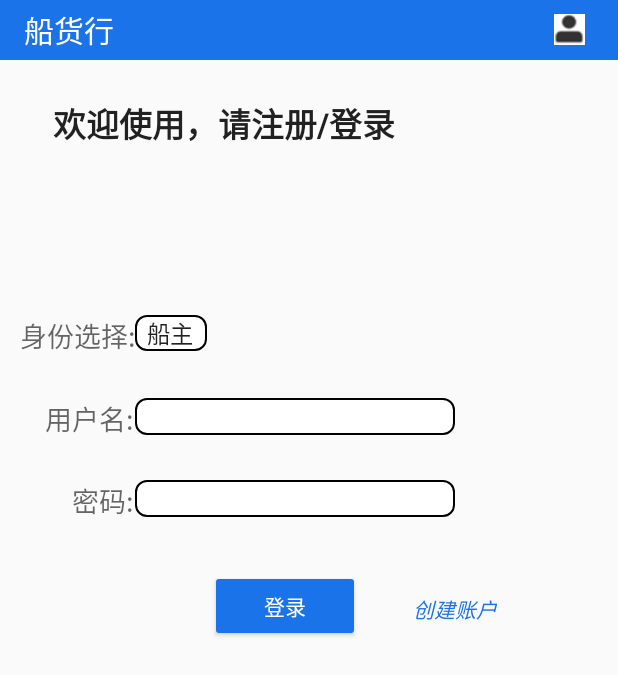
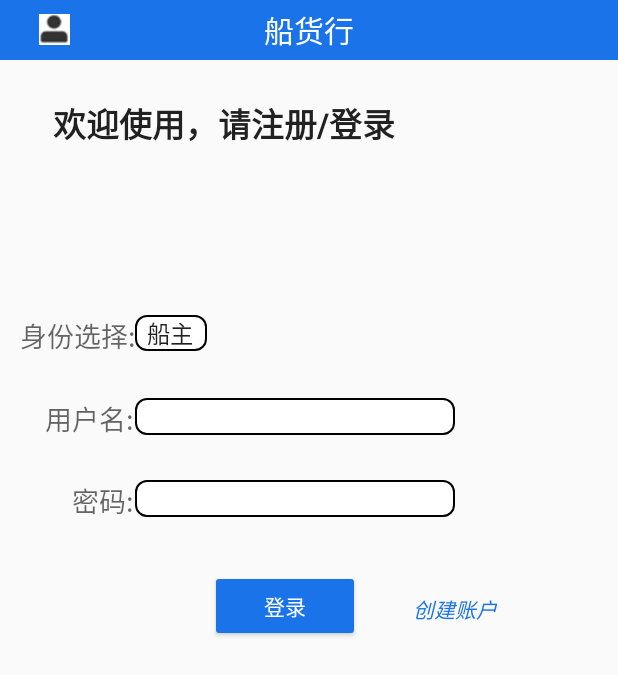
Before and after one commit to codejoker-c/water-transport-research, an Android app: the screen it shows after launch (MainActivity), on a phone screen of 412 x 824 dp. Shown: the top 675 px of the screen. Run offline under Robolectric (Android 15) with nearby library versions, the phone set to English and light mode, and no system bars; our stand-ins replace Room's generated code; libraries missing offline, so code that uses them is left out: com.chaquo.python.

Commit message:
改了标题头

```diff
--- a/HelloWorld/app/build.gradle
+++ b/HelloWorld/app/build.gradle
@@ -22,8 +22,8 @@ android {
         }
         python {
             // 指定python路径
-            buildPython "D:/Python/python.exe" //lz
-            //buildPython "E:\\python39\\python.exe" //cym
+            //buildPython "D:/Python/python.exe" //lz
+            buildPython "E:\\python39\\python.exe" //cym
 
             pip{
                 install "numpy"
--- a/HelloWorld/app/src/main/res/layout/activity_info_desc.xml
+++ b/HelloWorld/app/src/main/res/layout/activity_info_desc.xml
@@ -7,6 +7,7 @@
     tools:context=".InfoDesc">
 
     <include layout="@layout/main_titlebar"/>
+
     <TextView
         android:layout_width="match_parent"
         android:layout_height="wrap_content"
--- a/HelloWorld/app/src/main/res/layout/activity_main.xml
+++ b/HelloWorld/app/src/main/res/layout/activity_main.xml
@@ -7,7 +7,7 @@
     tools:context=".MainActivity"
     >
 
-    <include layout="@layout/main_titlebar"/>
+    <include layout="@layout/main_titlebar" />
 
 
     <Button
--- a/HelloWorld/app/src/main/res/layout/main_titlebar.xml
+++ b/HelloWorld/app/src/main/res/layout/main_titlebar.xml
@@ -9,17 +9,21 @@
         android:id="@+id/my_toolbar"
         android:layout_width="match_parent"
         android:layout_height="40dp"
-        app:title="船货行"
-        app:titleTextColor="@color/white"
+        app:title=" "
+        >
 
-        >
+        <TextView
+            android:layout_width="wrap_content"
+            android:layout_height="wrap_content"
+            android:layout_gravity="center"
+            android:text="船货行"
+            android:textColor="@color/white"
+            android:textSize="20sp" />
 
         <ImageButton
             android:id="@+id/ib_menu"
             android:layout_width="23dp"
             android:layout_height="23dp"
-            android:layout_centerVertical="true"
-            android:layout_marginStart="300dp"
             android:background="@android:color/transparent"
             android:foregroundGravity="center"
             android:onClick="onClick"
@@ -27,6 +31,7 @@
             android:scaleType="fitXY"
             android:src="@drawable/img_menu"
             android:visibility="visible" />
+
     </androidx.appcompat.widget.Toolbar>
     <!--
     <TextView
```
Also changed, not shown: HelloWorld/app/src/main/AndroidManifest.xml (+6 -1 lines), HelloWorld/app/src/main/java/com/example/helloworld/InfoDesc.java (+11 -0 lines).
